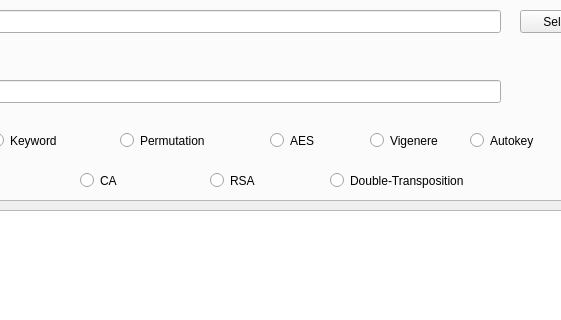
Qt form src/ui_module/SuperSecurity.ui (zn66665/CryptoHomework) before a commit; both pictures show x 361 to 922 and y 325 to 645 of the 1121 by 871 pixel window.
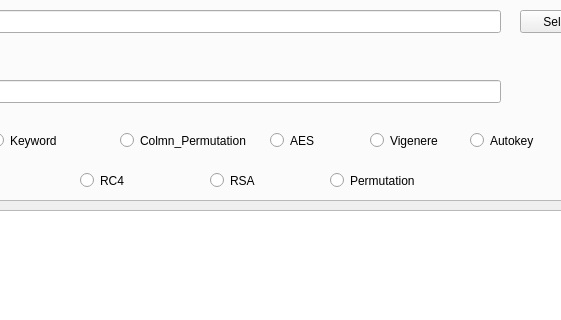
The same form after that commit. The open tabs and pages were chosen to show the change.

```diff
--- a/src/ui_module/SuperSecurity.ui
+++ b/src/ui_module/SuperSecurity.ui
@@ -217,12 +217,12 @@
          <rect>
           <x>470</x>
           <y>420</y>
-          <width>111</width>
+          <width>141</width>
           <height>21</height>
          </rect>
         </property>
         <property name="text">
-         <string>Permutation </string>
+         <string>Colmn_Permutation </string>
         </property>
        </widget>
        <widget class="QRadioButton" name="DoubleTransposition_Box">
@@ -235,7 +235,7 @@
          </rect>
         </property>
         <property name="text">
-         <string>Double-Transposition</string>
+         <string>Permutation </string>
         </property>
        </widget>
        <widget class="QRadioButton" name="Vigenere_Box">
@@ -300,7 +300,7 @@
          </rect>
         </property>
         <property name="text">
-         <string>CA </string>
+         <string>RC4</string>
         </property>
        </widget>
        <widget class="QRadioButton" name="AES_Box">
```
Left out of the diff: 14 changed lines with no effect on the pictures.
